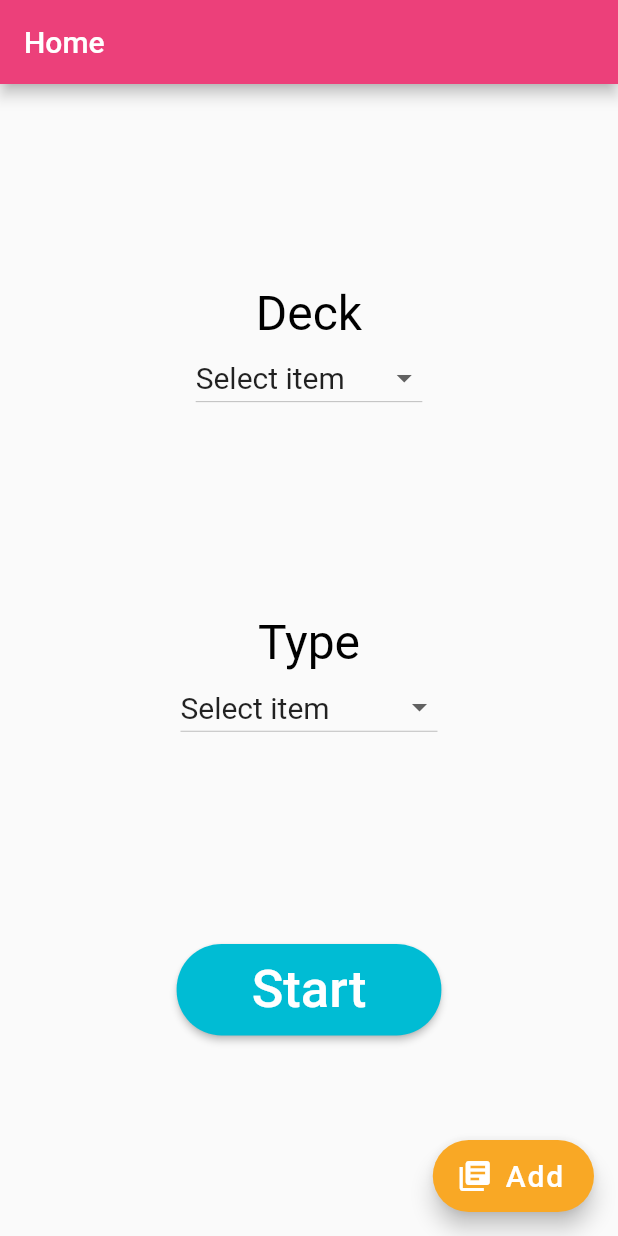
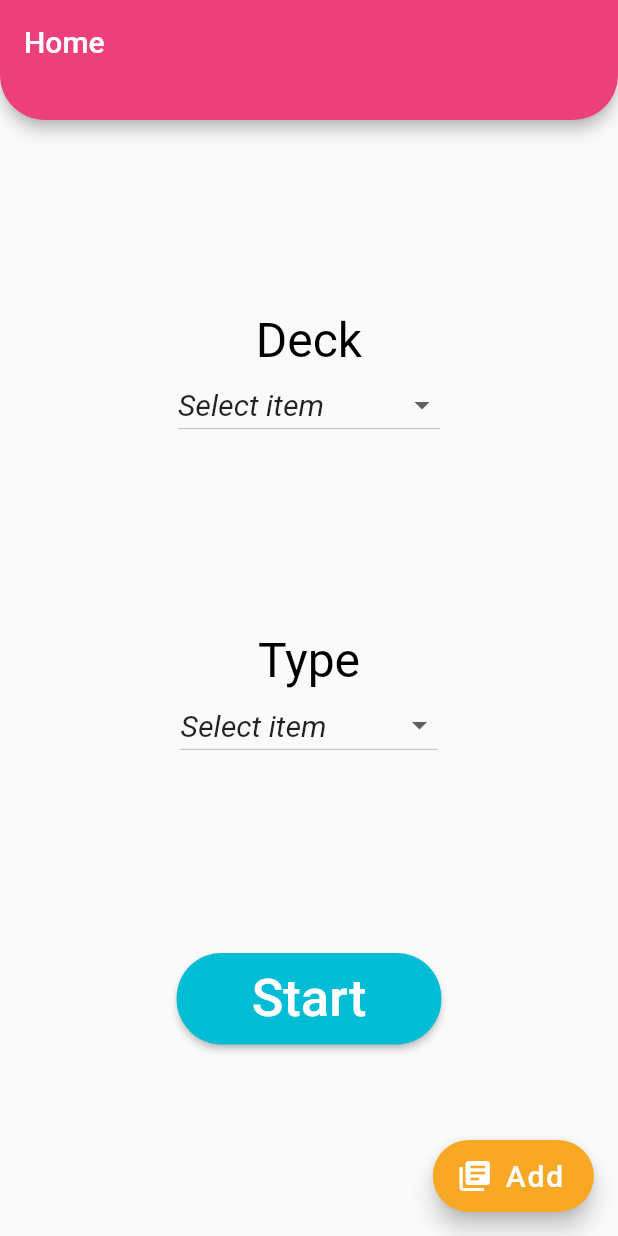
Before and after one commit to nhocconsr/flashcard, a Flutter app: the screen it shows after launch, after a tap on "Log In", on a phone screen of 412 x 824 dp. Run offline on Flutter 3.47's test engine with Material 2 defaults, Android fonts, the phone set to English and light mode, and no system bars; our stand-ins replace flip_card; missing offline and left inert: transformer_page_view; network calls fail; Roboto replaces fonts that are missing (Futura).

Commit message:
modified select page ui appbar

```diff
--- a/lib/selectFlashcards.dart
+++ b/lib/selectFlashcards.dart
@@ -19,7 +19,7 @@ class DropdownScreenState extends State<DropdownScreen> {
 
   List<Item> decks = <Item>[
     const Item('Standard',Icon(Icons.face, color:  Colors.pinkAccent, size: 25,)),
-    const Item('Universal',Icon(Icons.language, color:  Colors.pinkAccent, size: 25,)),
+    const Item('Community',Icon(Icons.language, color:  Colors.pinkAccent, size: 25,)),
   ];
   List<Item> types = <Item>[
     const Item('Vocabulary',Icon(Icons.spellcheck, color: Colors.indigo, size: 25,)),
@@ -32,14 +32,20 @@ class DropdownScreenState extends State<DropdownScreen> {
   Widget build(BuildContext context) {
     return  MaterialApp(
         home:  Scaffold(
-          appBar: AppBar(
+          appBar: PreferredSize(
+          preferredSize: Size.fromHeight(80.0),
+          child: AppBar(
             backgroundColor: Colors.pink[400],
-            // backgroundColor: const Color(0xFF167F67),
+            shape: RoundedRectangleBorder(
+            borderRadius: BorderRadius.vertical(
+            bottom: Radius.circular(30),
+              ),
+            ),
             title: Text(
               'Home',
-              style: TextStyle(color: Colors.white),
+              style: TextStyle(color: Colors.white, fontFamily: "Futura"),
             ),
-          ),
+          ),),
           body:  Center(
             child: Column(
               crossAxisAlignment: CrossAxisAlignment.center,
@@ -54,7 +60,7 @@ class DropdownScreenState extends State<DropdownScreen> {
                             fontSize: 32.0, color: Colors.black),
                       ),
                       DropdownButton<Item>(
-                        hint:  Text("Select item", style: TextStyle(color: Colors.black87, fontSize: 20),),
+                        hint:  Text("Select item", style: TextStyle(color: Colors.black87, fontSize: 20,fontStyle: FontStyle.italic),),
                         value: selectedDeck,
                         onChanged: (Item Value) {
                           setState(() {
@@ -88,7 +94,7 @@ class DropdownScreenState extends State<DropdownScreen> {
                           fontSize: 32.0, color: Colors.black),
                     ),
                     DropdownButton<Item>(
-                      hint:  Text("Select item", style: TextStyle(color: Colors.black87, fontSize: 20),),
+                      hint:  Text("Select item", style: TextStyle(color: Colors.black87, fontSize: 20,fontStyle: FontStyle.italic),),
                       value: selectedType,
                       onChanged: (Item Value) {
                         setState(() {
```
